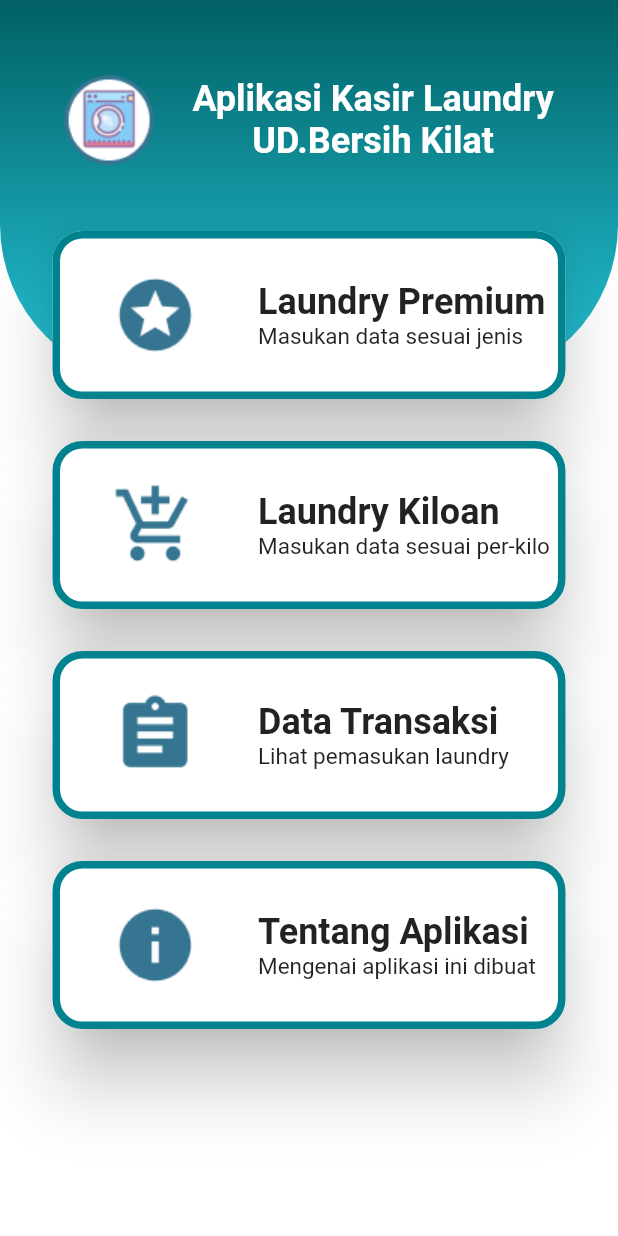
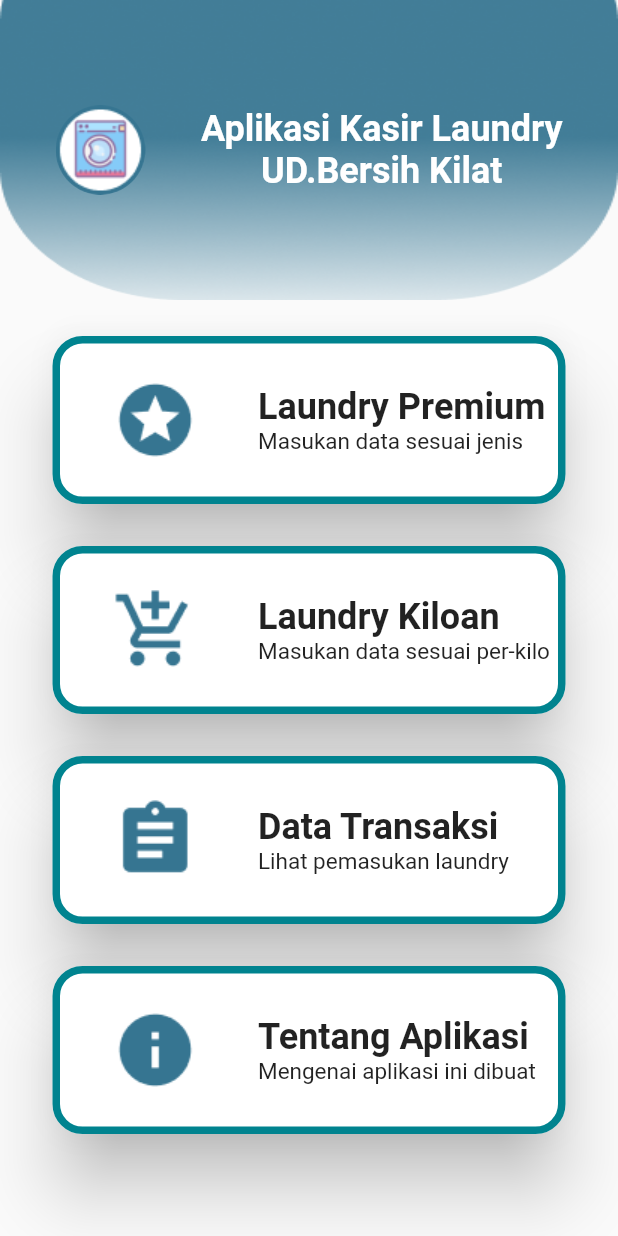
Before and after one commit to choirulanwarr/Laundry-App-Kasir, a Flutter app: the screen it shows after launch, on a phone screen of 412 x 824 dp. Run offline on Flutter 3.47's test engine with Material 2 defaults, Android fonts, the phone set to English and light mode, and no system bars; Roboto replaces fonts that are missing (Montserrat).

Commit message:
new progress v4

```diff
--- a/lib/home.dart
+++ b/lib/home.dart
@@ -4,51 +4,27 @@ class Home extends StatelessWidget {
   @override
   Widget build(BuildContext context) {
     return Scaffold(
-      body: Stack(
-        overflow: Overflow.visible,
+      body: SafeArea(
+        child: ListView(
           children: <Widget>[
-          ClipPath(
-            child: Container(
-              width: double.infinity,
-              height: MediaQuery.of(context).size.height * 7 / 4,
-              decoration: BoxDecoration(
-                color: Colors.white,
+            Container(
+                decoration: new BoxDecoration(
+                  image: new DecorationImage(
+                    image: new AssetImage("assets/home_images/atas.png"),
+                    fit: BoxFit.fill,
                   ),
                 ),
-          ),
-          Container(
-            margin: EdgeInsets.only(
-                bottom: MediaQuery.of(context).size.height / 1.45),
-            width: double.infinity,
-            height: double.infinity,
-            decoration: BoxDecoration(
-              borderRadius: BorderRadius.only(
-                bottomLeft: Radius.circular(106),
-                bottomRight: Radius.circular(106),
-              ),
-              gradient: LinearGradient(
-                begin: Alignment.topCenter,
-                end: Alignment.bottomCenter,
-                colors: [Colors.cyan[900], Colors.cyan[400]],
-              ),
-            ),
-          ),
-          Positioned(
-              left: 30,
-              top: 50,
-              right: 30,
-              height: null,
-              width: null,
+                child: Container(
+                  height: 200,
                   child: Row(
-                mainAxisAlignment: MainAxisAlignment.spaceAround,
+                    mainAxisAlignment: MainAxisAlignment.spaceEvenly,
                     children: <Widget>[
                       ClipRRect(
                         borderRadius: BorderRadius.circular(100),
                         child: Image.asset("assets/home_images/icon_app.png"),
                       ),
-                  Positioned(
-                    top: 150,
-                    child: Column(
+                      Column(
+                        mainAxisAlignment: MainAxisAlignment.center,
                         crossAxisAlignment: CrossAxisAlignment.center,
                         children: <Widget>[
                           Text("Aplikasi Kasir Laundry",
@@ -65,14 +41,13 @@ class Home extends StatelessWidget {
                               )),
                         ],
                       ),
+                    ],
                   ),
-                ],
                 )),
-          Positioned(
-            left: 20,
-            top: 150,
-            right: 20,
-            child: Column(
+            SizedBox(
+              height: 20,
+            ),
+            Column(
               children: <Widget>[
                 GestureDetector(
                   onTap: () {
@@ -121,11 +96,136 @@ class Home extends StatelessWidget {
                 ),
               ],
             ),
-          )
           ],
+        ),
       ),
     );
   }
+  // @override
+  // Widget build(BuildContext context) {
+  //   return Scaffold(
+  //     body: Stack(
+  //       overflow: Overflow.visible,
+  //       children: <Widget>[
+  //         ClipPath(
+  //           child: Container(
+  //             width: double.infinity,
+  //             height: MediaQuery.of(context).size.height * 7 / 4,
+  //             decoration: BoxDecoration(
+  //               color: Colors.white,
+  //             ),
+  //           ),
+  //         ),
+  //         Container(
+  //           margin: EdgeInsets.only(
+  //               bottom: MediaQuery.of(context).size.height / 1.45),
+  //           width: double.infinity,
+  //           height: double.infinity,
+  //           decoration: BoxDecoration(
+  //             borderRadius: BorderRadius.only(
+  //               bottomLeft: Radius.circular(106),
+  //               bottomRight: Radius.circular(106),
+  //             ),
+  //             gradient: LinearGradient(
+  //               begin: Alignment.topCenter,
+  //               end: Alignment.bottomCenter,
+  //               colors: [Colors.cyan[900], Colors.cyan[400]],
+  //             ),
+  //           ),
+  //         ),
+  //         Positioned(
+  //             left: 30,
+  //             top: 50,
+  //             right: 30,
+  //             height: null,
+  //             width: null,
+  //             child: Row(
+  //               mainAxisAlignment: MainAxisAlignment.spaceAround,
+  //               children: <Widget>[
+  //                 ClipRRect(
+  //                   borderRadius: BorderRadius.circular(100),
+  //                   child: Image.asset("assets/home_images/icon_app.png"),
+  //                 ),
+  //                 Positioned(
+  //                   top: 150,
+  //                   child: Column(
+  //                     crossAxisAlignment: CrossAxisAlignment.center,
+  //                     children: <Widget>[
+  //                       Text("Aplikasi Kasir Laundry",
+  //                           style: TextStyle(
+  //                             color: Colors.white,
+  //                             fontSize: 24,
+  //                             fontWeight: FontWeight.bold,
+  //                           )),
+  //                       Text("UD.Bersih Kilat",
+  //                           style: TextStyle(
+  //                             color: Colors.white,
+  //                             fontSize: 24,
+  //                             fontWeight: FontWeight.bold,
+  //                           )),
+  //                     ],
+  //                   ),
+  //                 ),
+  //               ],
+  //             )),
+  //         Positioned(
+  //           left: 20,
+  //           top: 150,
+  //           right: 20,
+  //           child: Column(
+  //             children: <Widget>[
+  //               GestureDetector(
+  //                 onTap: () {
+  //                   Navigator.pushNamed(context, '/Premium');
+  //                 },
+  //                 child: _customCard(
+  //                     imageUrl: "mdi_stars.png",
+  //                     item: "Laundry Premium",
+  //                     duration: "Masukan data sesuai jenis"),
+  //               ),
+  //               SizedBox(
+  //                 height: 20,
+  //               ),
+  //               GestureDetector(
+  //                 onTap: () {
+  //                   Navigator.pushNamed(context, '/Kiloan');
+  //                 },
+  //                 child: _customCard(
+  //                     imageUrl: "mdi_add_shopping_cart.png",
+  //                     item: "Laundry Kiloan",
+  //                     duration: "Masukan data sesuai per-kilo"),
+  //               ),
+  //               SizedBox(
+  //                 height: 20,
+  //               ),
+  //               GestureDetector(
+  //                 onTap: () {
+  //                   Navigator.pushNamed(context, '/Transaksi');
+  //                 },
+  //                 child: _customCard(
+  //                     imageUrl: "mdi_assignment.png",
+  //                     item: "Data Transaksi",
+  //                     duration: "Lihat pemasukan laundry"),
+  //               ),
+  //               SizedBox(
+  //                 height: 20,
+  //               ),
+  //               GestureDetector(
+  //                 onTap: () {
+  //                   Navigator.pushNamed(context, '/Tentang');
+  //                 },
+  //                 child: _customCard(
+  //                     imageUrl: "mdi_info.png",
+  //                     item: "Tentang Aplikasi",
+  //                     duration: "Mengenai aplikasi ini dibuat"),
+  //               ),
+  //             ],
+  //           ),
+  //         )
+  //       ],
+  //     ),
+  //   );
+  // }
 
   _customCard({String imageUrl, String item, String duration}) {
     return SizedBox(
--- a/pubspec.yaml
+++ b/pubspec.yaml
@@ -57,6 +57,7 @@ flutter:
    - assets/home_images/mdi_assignment.png
    - assets/home_images/mdi_info.png
    - assets/home_images/mdi_stars.png
+   - assets/home_images/atas.png
    - assets/kiloan_images/kiloan.png
    - assets/premium_images/jaket.png
    - assets/premium_images/kemeja.png
```
Lines whose indentation alone changed are shown as unchanged.
